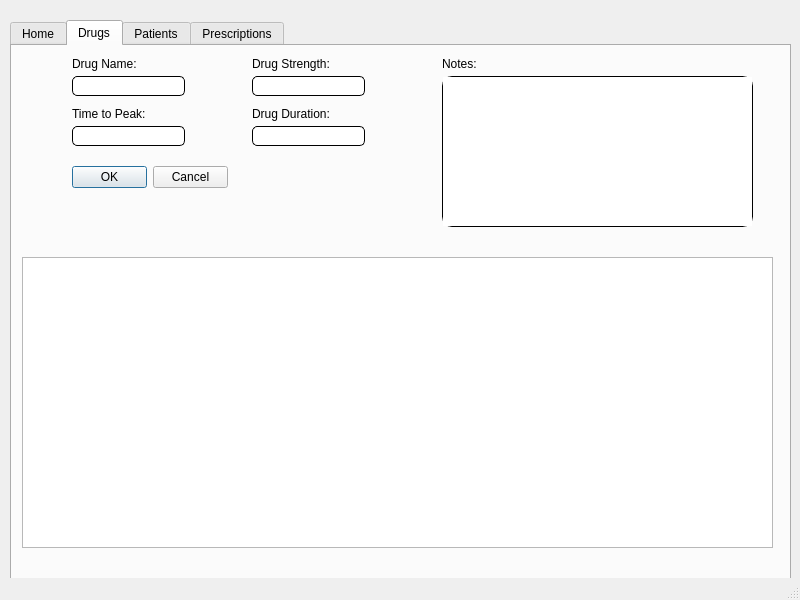
jordanhenry92/Medical-Application, file mainWindow.ui: the form before one commit.
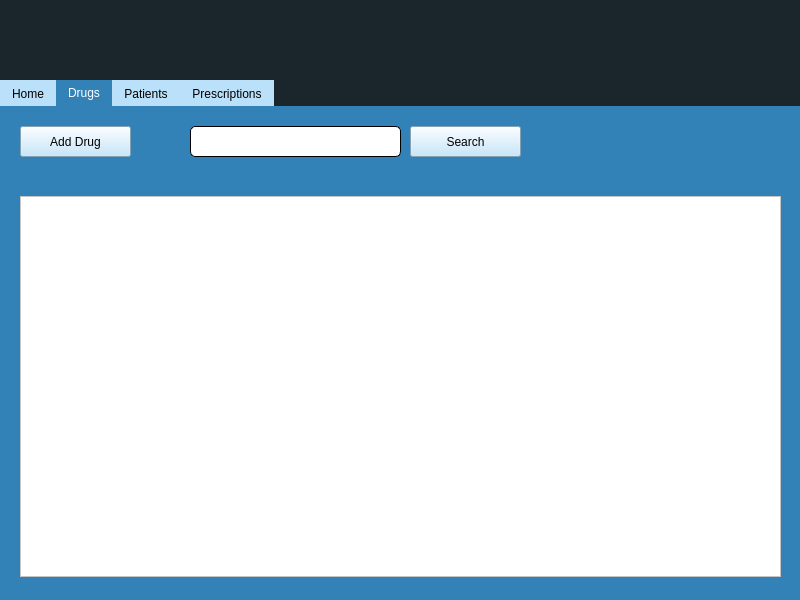
The form after the commit. The open tabs and pages were chosen to show the change. Icons and pictures are not drawn.

```diff
--- a/mainWindow.ui
+++ b/mainWindow.ui
@@ -14,21 +14,35 @@
    <string>MainWindow</string>
   </property>
   <widget class="QWidget" name="centralwidget">
+   <property name="styleSheet">
+    <string notr="true">background-color: #1B262C</string>
+   </property>
    <widget class="QTabWidget" name="tabWidget">
     <property name="geometry">
      <rect>
-      <x>10</x>
-      <y>20</y>
-      <width>781</width>
-      <height>561</height>
+      <x>0</x>
+      <y>80</y>
+      <width>801</width>
+      <height>521</height>
      </rect>
     </property>
     <property name="styleSheet">
      <string notr="true">QTabWidget {
-	
-	font: 25 18pt &quot;Calibri Light&quot;;
+	font: 25 16pt &quot;Calibri Light&quot; bold;
 }
-</string>
+
+QTabBar::tab::selected {
+	background-color: #3282B8;
+	color: white;
+}
+
+QTabBar::tab {
+	background-color: #BBE1FA
+}
+
+QTabWidget::pane {
+	border: none;
+}</string>
     </property>
     <property name="tabPosition">
      <enum>QTabWidget::North</enum>
@@ -49,177 +63,153 @@
      <attribute name="title">
       <string>Home</string>
      </attribute>
-    </widget>
-    <widget class="QWidget" name="drugsTab">
-     <attribute name="title">
-      <string>Drugs</string>
-     </attribute>
-     <widget class="QTableView" name="tableView">
-      <property name="geometry">
-       <rect>
-        <x>10</x>
-        <y>211</y>
-        <width>751</width>
-        <height>291</height>
-       </rect>
-      </property>
-     </widget>
-     <widget class="QLineEdit" name="lineEdit">
-      <property name="geometry">
-       <rect>
-        <x>60</x>
-        <y>30</y>
-        <width>113</width>
-        <height>20</height>
-       </rect>
-      </property>
-      <property name="styleSheet">
-       <string notr="true">QLineEdit {
-	border: 1px solid black;
-	border-radius: 5px;
-}</string>
-      </property>
-     </widget>
-     <widget class="QLabel" name="label">
-      <property name="geometry">
-       <rect>
-        <x>60</x>
-        <y>10</y>
-        <width>111</width>
-        <height>16</height>
-       </rect>
-      </property>
-      <property name="text">
-       <string>Drug Name:</string>
-      </property>
-     </widget>
      <widget class="QLabel" name="label_2">
       <property name="geometry">
        <rect>
-        <x>60</x>
+        <x>80</x>
         <y>60</y>
-        <width>111</width>
-        <height>16</height>
-       </rect>
-      </property>
-      <property name="text">
-       <string>Time to Peak:</string>
-      </property>
-     </widget>
-     <widget class="QLineEdit" name="lineEdit_2">
-      <property name="geometry">
-       <rect>
-        <x>60</x>
-        <y>80</y>
-        <width>113</width>
-        <height>20</height>
+        <width>431</width>
+        <height>121</height>
        </rect>
       </property>
       <property name="styleSheet">
-       <string notr="true">QLineEdit {
-	border: 1px solid black;
-	border-radius: 5px;
-}</string>
+       <string notr="true">font: 25 26pt &quot;Calibri Light&quot;;</string>
+      </property>
+      <property name="text">
+       <string>Welcome to my Medical App!</string>
       </property>
      </widget>
      <widget class="QLabel" name="label_3">
       <property name="geometry">
        <rect>
-        <x>240</x>
-        <y>10</y>
-        <width>111</width>
-        <height>16</height>
+        <x>80</x>
+        <y>170</y>
+        <width>201</width>
+        <height>51</height>
        </rect>
       </property>
+      <property name="styleSheet">
+       <string notr="true">font: 25 18pt &quot;Calibri Light&quot;;</string>
+      </property>
       <property name="text">
-       <string>Drug Strength:</string>
+       <string>There are currently:</string>
       </property>
      </widget>
      <widget class="QLabel" name="label_4">
       <property name="geometry">
        <rect>
-        <x>240</x>
-        <y>60</y>
-        <width>111</width>
-        <height>16</height>
+        <x>90</x>
+        <y>250</y>
+        <width>131</width>
+        <height>41</height>
        </rect>
       </property>
+      <property name="styleSheet">
+       <string notr="true">font: 25 18pt &quot;Calibri Light&quot;;</string>
+      </property>
       <property name="text">
-       <string>Drug Duration:</string>
-      </property>
-     </widget>
-     <widget class="QLineEdit" name="lineEdit_3">
-      <property name="geometry">
-       <rect>
-        <x>240</x>
-        <y>30</y>
-        <width>113</width>
-        <height>20</height>
-       </rect>
-      </property>
-      <property name="styleSheet">
-       <string notr="true">QLineEdit {
-	border: 1px solid black;
-	border-radius: 5px;
-}</string>
-      </property>
-     </widget>
-     <widget class="QLineEdit" name="lineEdit_4">
-      <property name="geometry">
-       <rect>
-        <x>240</x>
-        <y>80</y>
-        <width>113</width>
-        <height>20</height>
-       </rect>
-      </property>
-      <property name="styleSheet">
-       <string notr="true">QLineEdit {
-	border: 1px solid black;
-	border-radius: 5px;
-}</string>
+       <string>0 Drugs</string>
       </property>
      </widget>
      <widget class="QLabel" name="label_5">
       <property name="geometry">
        <rect>
-        <x>430</x>
-        <y>10</y>
+        <x>90</x>
+        <y>290</y>
+        <width>131</width>
+        <height>41</height>
+       </rect>
+      </property>
+      <property name="styleSheet">
+       <string notr="true">font: 25 18pt &quot;Calibri Light&quot;;</string>
+      </property>
+      <property name="text">
+       <string>0 Patients</string>
+      </property>
+     </widget>
+     <widget class="QLabel" name="label_6">
+      <property name="geometry">
+       <rect>
+        <x>90</x>
+        <y>330</y>
+        <width>161</width>
+        <height>41</height>
+       </rect>
+      </property>
+      <property name="styleSheet">
+       <string notr="true">font: 25 18pt &quot;Calibri Light&quot;;</string>
+      </property>
+      <property name="text">
+       <string>In the database</string>
+      </property>
+     </widget>
+    </widget>
+    <widget class="QWidget" name="drugsTab">
+     <property name="styleSheet">
+      <string notr="true">QWidget {
+	background-color: #3282B8
+}
+QPushButton {
+	background-color: #BBE1FA
+}</string>
+     </property>
+     <attribute name="title">
+      <string>Drugs</string>
+     </attribute>
+     <widget class="QTableView" name="tableView">
+      <property name="geometry">
+       <rect>
+        <x>20</x>
+        <y>90</y>
+        <width>761</width>
+        <height>381</height>
+       </rect>
+      </property>
+      <property name="styleSheet">
+       <string notr="true">background-color: white;</string>
+      </property>
+     </widget>
+     <widget class="QPushButton" name="addDrugButton">
+      <property name="geometry">
+       <rect>
+        <x>20</x>
+        <y>20</y>
         <width>111</width>
-        <height>16</height>
+        <height>31</height>
        </rect>
       </property>
       <property name="text">
-       <string>Notes:</string>
+       <string>Add Drug</string>
       </property>
      </widget>
-     <widget class="QTextEdit" name="textEdit">
+     <widget class="QLineEdit" name="drugSearchBar">
       <property name="geometry">
        <rect>
-        <x>430</x>
-        <y>30</y>
-        <width>311</width>
-        <height>151</height>
+        <x>190</x>
+        <y>20</y>
+        <width>211</width>
+        <height>31</height>
        </rect>
       </property>
       <property name="styleSheet">
-       <string notr="true">QTextEdit {
+       <string notr="true">QLineEdit {
+	background-color: white;
 	border: 1px solid black;
-	border-radius: 10px;
+	border-radius: 5px;
 }</string>
       </property>
      </widget>
-     <widget class="QDialogButtonBox" name="buttonBox">
+     <widget class="QPushButton" name="drugSearchButton">
       <property name="geometry">
        <rect>
-        <x>60</x>
-        <y>120</y>
-        <width>156</width>
-        <height>23</height>
+        <x>410</x>
+        <y>20</y>
+        <width>111</width>
+        <height>31</height>
        </rect>
       </property>
-      <property name="standardButtons">
-       <set>QDialogButtonBox::Cancel|QDialogButtonBox::Ok</set>
+      <property name="text">
+       <string>Search</string>
       </property>
      </widget>
     </widget>
@@ -267,8 +257,28 @@
      </widget>
     </widget>
    </widget>
+   <widget class="QLabel" name="label">
+    <property name="geometry">
+     <rect>
+      <x>0</x>
+      <y>0</y>
+      <width>801</width>
+      <height>111</height>
+     </rect>
+    </property>
+    <property name="text">
+     <string/>
+    </property>
+    <property name="pixmap">
+     <pixmap>images/ecg_banner.jpg</pixmap>
+    </property>
+    <property name="scaledContents">
+     <bool>true</bool>
+    </property>
+   </widget>
+   <zorder>label</zorder>
+   <zorder>tabWidget</zorder>
   </widget>
-  <widget class="QStatusBar" name="statusbar"/>
  </widget>
  <resources/>
  <connections/>
```
Left out of the diff: 79 changed lines with no effect on the pictures.
